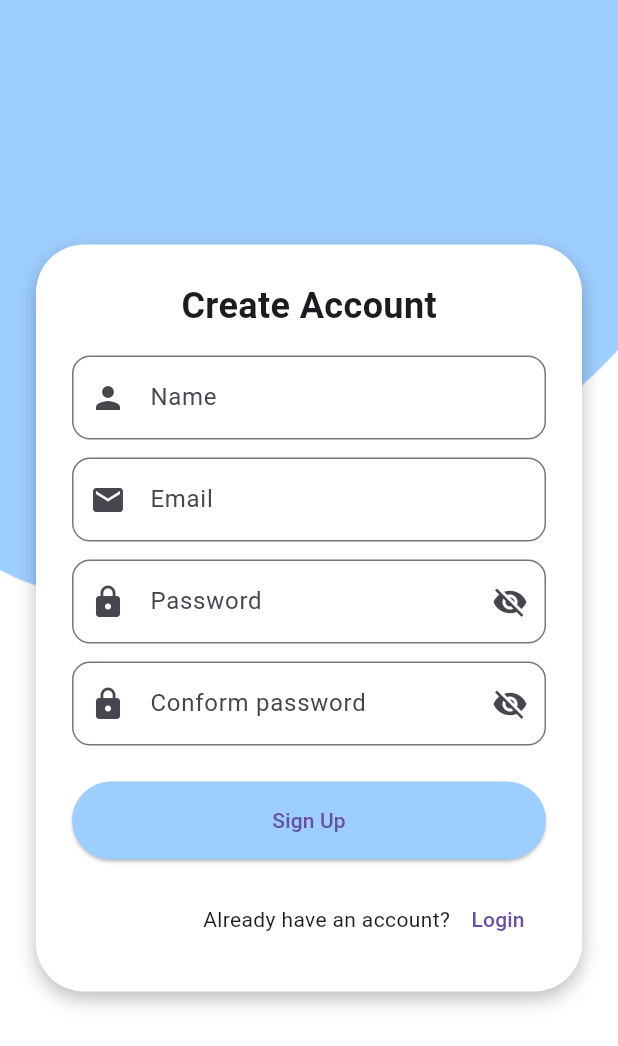
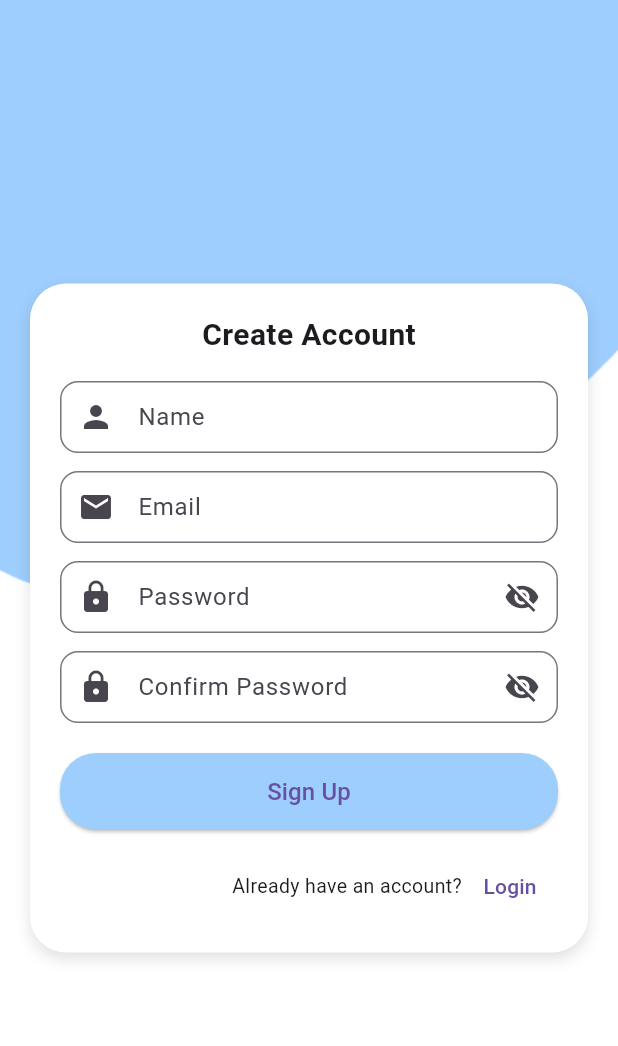
Before and after one commit to stha9840/gadikhoj, a Flutter app: the screen it shows after launch, after a tap on "Login", after a tap on "Sign up", on a phone screen of 412 x 824 dp. Shown: the top 1046 px of the screen. Run offline on Flutter 3.47's test engine with Material 3 defaults, Android fonts, the phone set to English and light mode, and no system bars; our stand-ins replace animated_splash_screen, lottie; Roboto replaces fonts that are missing (Arial).

Commit message:
login logo

```diff
--- a/lib/view/login_view.dart
+++ b/lib/view/login_view.dart
@@ -15,9 +15,9 @@ class _LoginViewState extends State<LoginView> {
 
   void _login() {
     if (_formKey.currentState!.validate()) {
-      ScaffoldMessenger.of(
-        context,
-      ).showSnackBar(const SnackBar(content: Text('Logging in...')));
+      ScaffoldMessenger.of(context).showSnackBar(
+        const SnackBar(content: Text('Logging in...')),
+      );
     }
   }
 
@@ -25,6 +25,7 @@ class _LoginViewState extends State<LoginView> {
     return InputDecoration(
       labelText: label,
       prefixIcon: Icon(icon),
+      contentPadding: const EdgeInsets.symmetric(vertical: 12, horizontal: 16),
       border: OutlineInputBorder(borderRadius: BorderRadius.circular(12)),
     );
   }
@@ -35,68 +36,57 @@ class _LoginViewState extends State<LoginView> {
       body: Stack(
         fit: StackFit.expand,
         children: [
-          // Background image
           Image.asset('assets/images/login_page.png', fit: BoxFit.cover),
           Center(
             child: SingleChildScrollView(
-              padding: const EdgeInsets.symmetric(horizontal: 24),
+              padding: const EdgeInsets.symmetric(horizontal: 20),
               child: Column(
                 mainAxisSize: MainAxisSize.min,
                 children: [
-                  // App name above the box
-                  const Text(
-                    'Gadi Khoj',
-                    style: TextStyle(
-                      fontSize: 32,
-                      fontWeight: FontWeight.bold,
-                      color: Color(0xFFB24747),
-                      letterSpacing: 1.2,
-                    ),
+                  Image.asset(
+                    'assets/logos/gadikhojlogo.png',
+                    height: 120, // Smaller logo
                   ),
-                  const SizedBox(height: 24),
-                  // White box with login form
+                  const SizedBox(height: 30),
                   Container(
                     width: double.infinity,
-                    padding: const EdgeInsets.all(24),
+                    padding: const EdgeInsets.all(20),
                     decoration: BoxDecoration(
                       color: Colors.white,
                       boxShadow: const [
                         BoxShadow(
-                          color: Colors.black26,
-                          blurRadius: 10,
-                          offset: Offset(0, 5),
+                          color: Colors.black12,
+                          blurRadius: 8,
+                          offset: Offset(0, 4),
                         ),
                       ],
-                      borderRadius: BorderRadius.circular(32),
+                      borderRadius: BorderRadius.circular(24),
                     ),
                     child: Form(
                       key: _formKey,
                       child: Column(
-                        mainAxisSize: MainAxisSize.min,
                         children: [
                           const Text(
                             'Login',
                             style: TextStyle(
-                              fontSize: 20,
-                              fontWeight: FontWeight.w500,
+                              fontSize: 18,
+                              fontWeight: FontWeight.w600,
                               color: Colors.black87,
                             ),
                           ),
-                          const SizedBox(height: 20),
+                          const SizedBox(height: 16),
                           TextFormField(
                             controller: _emailController,
                             decoration: _inputDecoration('Email', Icons.email),
-                            validator:
-                                (value) =>
-                                    value!.isEmpty ? 'Enter your email' : null,
+                            validator: (value) =>
+                                value!.isEmpty ? 'Enter your email' : null,
                           ),
-                          const SizedBox(height: 16),
+                          const SizedBox(height: 12),
                           TextFormField(
                             controller: _passwordController,
-                            decoration: _inputDecoration(
-                              'Password',
-                              Icons.lock,
-                            ).copyWith(
+                            obscureText: _obscurePassword,
+                            decoration: _inputDecoration('Password', Icons.lock)
+                                .copyWith(
                               suffixIcon: IconButton(
                                 icon: Icon(
                                   _obscurePassword
@@ -110,20 +100,18 @@ class _LoginViewState extends State<LoginView> {
                                 },
                               ),
                             ),
-                            obscureText: _obscurePassword,
-                            validator:
-                                (value) =>
-                                    value!.isEmpty
-                                        ? 'Enter your password'
-                                        : null,
+                            validator: (value) =>
+                                value!.isEmpty ? 'Enter your password' : null,
                           ),
-
-                          const SizedBox(height: 8),
+                          const SizedBox(height: 10),
                           Align(
                             alignment: Alignment.centerRight,
                             child: TextButton(
                               onPressed: () {},
-                              child: const Text('Forgot Password?'),
+                              child: const Text(
+                                'Forgot Password?',
+                                style: TextStyle(fontSize: 13),
+                              ),
                             ),
                           ),
                           const SizedBox(height: 8),
@@ -134,21 +122,23 @@ class _LoginViewState extends State<LoginView> {
                               style: ElevatedButton.styleFrom(
                                 backgroundColor: const Color(0xFFB24747),
                                 foregroundColor: Colors.white,
+                                padding:
+                                    const EdgeInsets.symmetric(vertical: 12),
                                 shape: RoundedRectangleBorder(
-                                  borderRadius: BorderRadius.circular(32),
-                                ),
-                                padding: const EdgeInsets.symmetric(
-                                  vertical: 16,
+                                  borderRadius: BorderRadius.circular(24),
                                 ),
                               ),
                               child: const Text('Login'),
                             ),
                           ),
-                          const SizedBox(height: 16),
+                          const SizedBox(height: 14),
                           Row(
                             mainAxisAlignment: MainAxisAlignment.center,
                             children: [
-                              const Text("Don't have an account?"),
+                              const Text(
+                                "Don't have an account?",
+                                style: TextStyle(fontSize: 13),
+                              ),
                               TextButton(
                                 onPressed: () {
                                   Navigator.pushNamed(context, '/signup');
@@ -161,6 +151,15 @@ class _LoginViewState extends State<LoginView> {
                       ),
                     ),
                   ),
+                  const SizedBox(height: 30),
+                  Row(
+                    mainAxisAlignment: MainAxisAlignment.center,
+                    children: [
+                      Image.asset("assets/logos/facebook.png", width: 32),
+                      const SizedBox(width: 16),
+                      Image.asset("assets/logos/google.png", width: 32),
+                    ],
+                  ),
                 ],
               ),
             ),
--- a/lib/view/signup_view.dart
+++ b/lib/view/signup_view.dart
@@ -18,15 +18,15 @@ class _SignUpViewState extends State<SignUpView> {
   void _signUp() {
     if (_formKey.currentState!.validate()) {
       if (_passwordController.text != _confirmPasswordController.text) {
-        ScaffoldMessenger.of(
-          context,
-        ).showSnackBar(const SnackBar(content: Text('Passwords do not match')));
+        ScaffoldMessenger.of(context).showSnackBar(
+          const SnackBar(content: Text('Passwords do not match')),
+        );
         return;
       }
 
-      ScaffoldMessenger.of(
-        context,
-      ).showSnackBar(const SnackBar(content: Text('Signing up...')));
+      ScaffoldMessenger.of(context).showSnackBar(
+        const SnackBar(content: Text('Signing up...')),
+      );
     }
   }
 
@@ -34,6 +34,7 @@ class _SignUpViewState extends State<SignUpView> {
     return InputDecoration(
       labelText: label,
       prefixIcon: Icon(icon),
+      contentPadding: const EdgeInsets.symmetric(vertical: 12, horizontal: 16),
       border: OutlineInputBorder(borderRadius: BorderRadius.circular(12)),
     );
   }
@@ -44,63 +45,58 @@ class _SignUpViewState extends State<SignUpView> {
       body: Stack(
         fit: StackFit.expand,
         children: [
-          // Background image
           Image.asset(
-            'assets/images/login_page.png', // Path to your image
+            'assets/images/login_page.png',
             fit: BoxFit.cover,
           ),
           Center(
             child: SingleChildScrollView(
-              padding: const EdgeInsets.symmetric(horizontal: 24),
+              padding: const EdgeInsets.symmetric(horizontal: 20),
               child: Container(
                 width: double.infinity,
-                padding: const EdgeInsets.all(24),
+                padding: const EdgeInsets.all(20),
                 decoration: BoxDecoration(
-                  color: Colors.white, // Solid white background
+                  color: Colors.white,
                   boxShadow: const [
                     BoxShadow(
-                      color: Colors.black26,
-                      blurRadius: 10,
-                      offset: Offset(0, 5),
+                      color: Colors.black12,
+                      blurRadius: 8,
+                      offset: Offset(0, 4),
                     ),
                   ],
-                  borderRadius: BorderRadius.circular(32), // Rounded corners
+                  borderRadius: BorderRadius.circular(24),
                 ),
                 child: Form(
                   key: _formKey,
                   child: Column(
-                    mainAxisSize: MainAxisSize.min,
                     children: [
                       const Text(
                         'Create Account',
                         style: TextStyle(
-                          fontSize: 24,
-                          fontWeight: FontWeight.bold,
+                          fontSize: 20,
+                          fontWeight: FontWeight.w600,
                         ),
                       ),
                       const SizedBox(height: 16),
                       TextFormField(
                         controller: _nameController,
                         decoration: _inputDecoration('Name', Icons.person),
-                        validator:
-                            (value) =>
-                                value!.isEmpty ? 'Enter your name' : null,
+                        validator: (value) =>
+                            value!.isEmpty ? 'Enter your name' : null,
                       ),
                       const SizedBox(height: 12),
                       TextFormField(
                         controller: _emailController,
                         decoration: _inputDecoration('Email', Icons.email),
-                        validator:
-                            (value) =>
-                                value!.isEmpty ? 'Enter your email' : null,
+                        validator: (value) =>
+                            value!.isEmpty ? 'Enter your email' : null,
                       ),
                       const SizedBox(height: 12),
                       TextFormField(
                         controller: _passwordController,
-                        decoration: _inputDecoration(
-                          'Password',
-                          Icons.lock,
-                        ).copyWith(
+                        obscureText: _obscurePassword,
+                        decoration: _inputDecoration('Password', Icons.lock)
+                            .copyWith(
                           suffixIcon: IconButton(
                             icon: Icon(
                               _obscurePassword
@@ -114,18 +110,16 @@ class _SignUpViewState extends State<SignUpView> {
                             },
                           ),
                         ),
-                        obscureText: _obscurePassword,
-                        validator:
-                            (value) =>
-                                value!.isEmpty ? 'Enter your password' : null,
+                        validator: (value) =>
+                            value!.isEmpty ? 'Enter your password' : null,
                       ),
                       const SizedBox(height: 12),
                       TextFormField(
                         controller: _confirmPasswordController,
-                        decoration: _inputDecoration(
-                          'Conform password',
-                          Icons.lock,
-                        ).copyWith(
+                        obscureText: _obscurePassword,
+                        decoration:
+                            _inputDecoration('Confirm Password', Icons.lock)
+                                .copyWith(
                           suffixIcon: IconButton(
                             icon: Icon(
                               _obscurePassword
@@ -139,31 +133,35 @@ class _SignUpViewState extends State<SignUpView> {
                             },
                           ),
                         ),
-                        obscureText: _obscurePassword,
-                        validator:
-                            (value) =>
-                                value!.isEmpty ? 'Enter your password' : null,
+                        validator: (value) =>
+                            value!.isEmpty ? 'Re-enter your password' : null,
                       ),
-                      const SizedBox(height: 24),
+                      const SizedBox(height: 20),
                       SizedBox(
                         width: double.infinity,
                         child: ElevatedButton(
                           onPressed: _signUp,
                           style: ElevatedButton.styleFrom(
                             backgroundColor: const Color(0xFF9ECEFE),
+                            padding: const EdgeInsets.symmetric(vertical: 14),
                             shape: RoundedRectangleBorder(
-                              borderRadius: BorderRadius.circular(40),
+                              borderRadius: BorderRadius.circular(24),
                             ),
-                            padding: const EdgeInsets.symmetric(vertical: 16),
                           ),
-                          child: const Text('Sign Up'),
+                          child: const Text(
+                            'Sign Up',
+                            style: TextStyle(fontSize: 16),
+                          ),
                         ),
                       ),
-                      const SizedBox(height: 16),
+                      const SizedBox(height: 14),
                       Row(
                         mainAxisAlignment: MainAxisAlignment.end,
                         children: [
-                          const Text('Already have an account?'),
+                          const Text(
+                            'Already have an account?',
+                            style: TextStyle(fontSize: 13),
+                          ),
                           TextButton(
                             onPressed: () {
                               Navigator.pushNamed(context, '/login');
--- a/lib/view/splash_screen_view.dart
+++ b/lib/view/splash_screen_view.dart
@@ -14,15 +14,35 @@ class _SplashScreenViewState extends State<SplashScreenView> {
   @override
   Widget build(BuildContext context) {
     return AnimatedSplashScreen(
-      splash: SizedBox(
-        height: 160,
-        width: 160,
-        child: Lottie.asset("assets/lottie/Animation - 1747329645355.json"),
+      splash: Column(
+        mainAxisSize: MainAxisSize.min,
+        children: [
+          SizedBox(
+            height: 160,
+            width: 160,
+            child: Lottie.asset("assets/lottie/Animation - 1747329645355.json"),
+          ),
+          const SizedBox(height: 16),
+          RichText(
+            text: const TextSpan(
+              style: TextStyle(fontSize: 44, color: Colors.black),
+              children: [
+                TextSpan(
+                  text: 'Gadi ',
+                  style: TextStyle(fontWeight: FontWeight.bold, color: Colors.blue ),
+                ),
+                TextSpan(
+                  text: 'khoj',
+                  style: TextStyle(fontStyle: FontStyle.italic),
+                ),
+              ],
+            ),
+          ),
+        ],
       ),
       nextScreen: const LoginView(),
-      splashIconSize: 150, // This can match the Lottie size
+      splashIconSize: 250,
       backgroundColor: Colors.white,
     );
   }
-
 }
--- a/pubspec.yaml
+++ b/pubspec.yaml
@@ -62,6 +62,7 @@ flutter:
   assets:
     - assets/images/login_page.png
     - assets/lottie/
+    - assets/logos/
 
   # An image asset can refer to one or more resolution-specific "variants", see
   # https://flutter.dev/to/resolution-aware-images
```
Also changed, not shown: assets/logos/facebook.png (added), assets/logos/gadikhojlogo.png (added), assets/logos/google.png (added).
